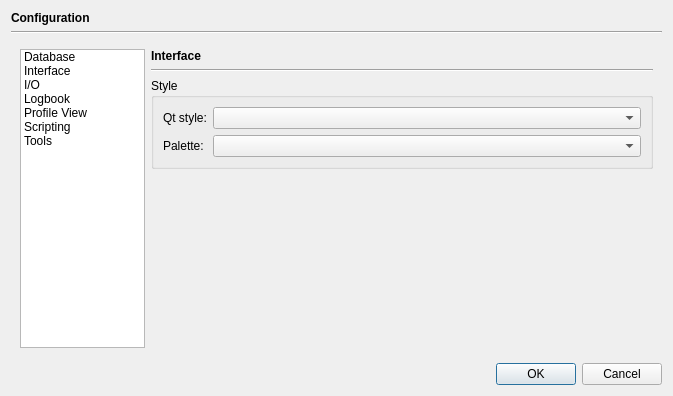
This is src/app/dialogs/configurationdialog.ui in braeun/FitsIP as Qt 5 draws it before an edit. The edited form follows.
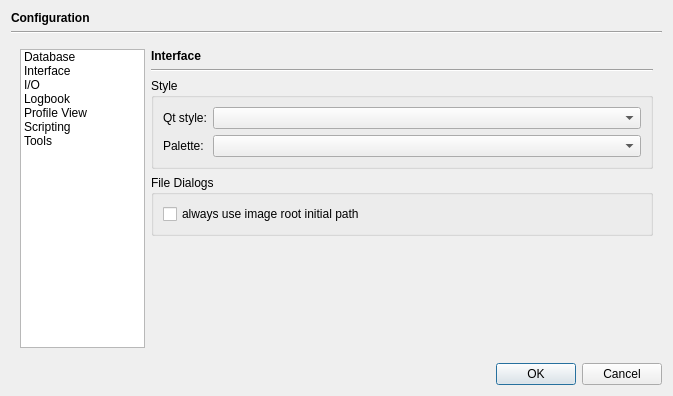
This is the edited form. The open tabs and pages were chosen to show the change.

Patch:
```diff
--- a/src/app/dialogs/configurationdialog.ui
+++ b/src/app/dialogs/configurationdialog.ui
@@ -295,6 +295,22 @@
             </layout>
            </widget>
           </item>
+          <item>
+           <widget class="QGroupBox" name="groupBox_4">
+            <property name="title">
+             <string>File Dialogs</string>
+            </property>
+            <layout class="QGridLayout" name="gridLayout_8">
+             <item row="0" column="0">
+              <widget class="QCheckBox" name="initialRootBox">
+               <property name="text">
+                <string>always use image root initial path</string>
+               </property>
+              </widget>
+             </item>
+            </layout>
+           </widget>
+          </item>
           <item>
            <spacer name="verticalSpacer_2">
             <property name="orientation">
```
